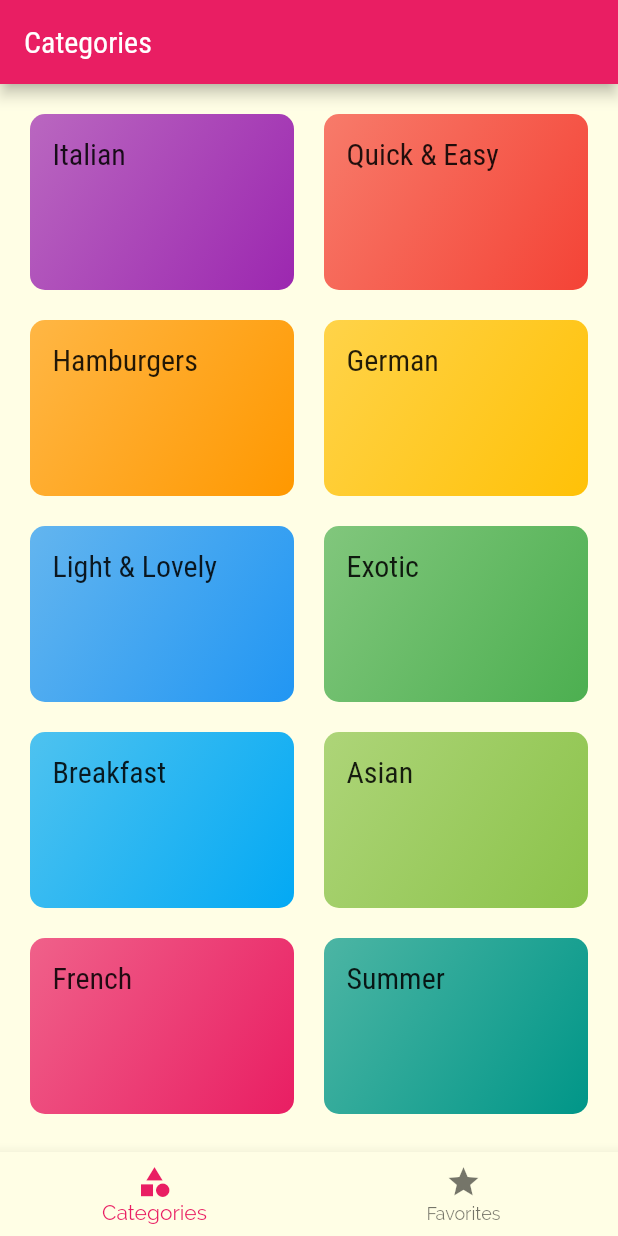
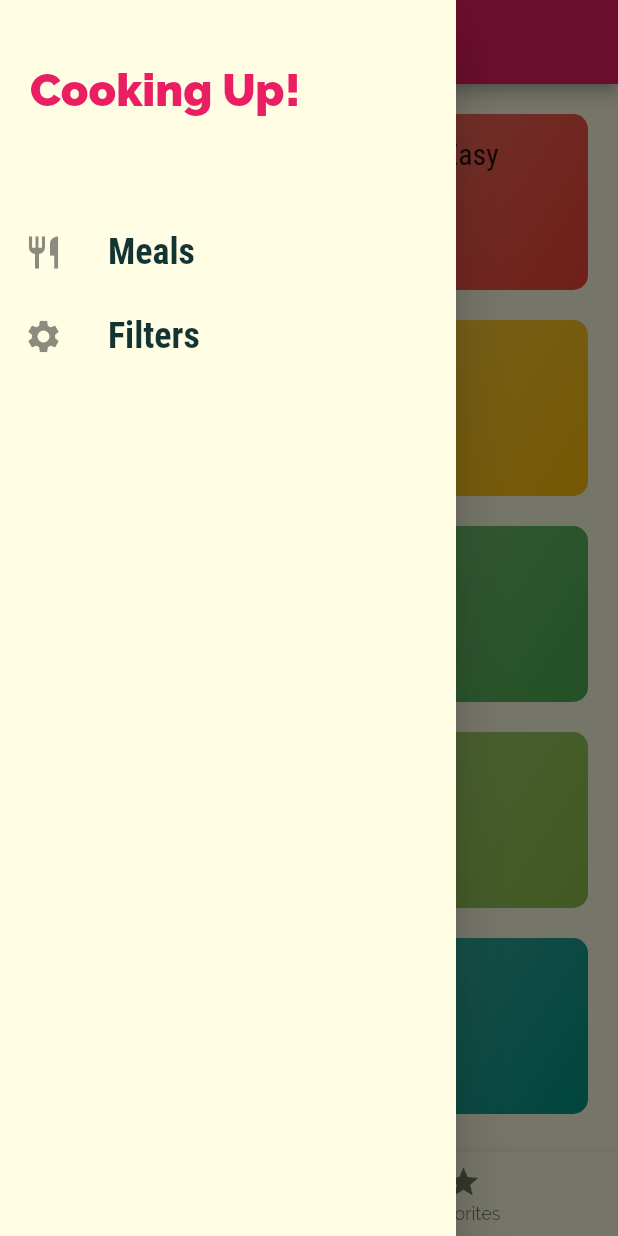
Before and after one commit to yusuf-delvi/deli_meals, a Flutter app: the screen it shows after launch, with the side drawer open (before the commit the screen has no drawer), on a phone screen of 412 x 824 dp. Run offline on Flutter 3.47's test engine with Material 2 defaults, Android fonts, the phone set to English and light mode, and no system bars.

Commit message:
add hamburger side bar

```diff
--- a/lib/pages/tabs_page.dart
+++ b/lib/pages/tabs_page.dart
@@ -2,6 +2,7 @@ import 'package:flutter/material.dart';
 
 import './categories_page.dart';
 import './favorites_page.dart';
+import '../widgets/main_drawer.dart';
 
 class TabsPage extends StatefulWidget {
   const TabsPage({super.key});
@@ -30,6 +31,7 @@ class _TabsPageState extends State<TabsPage> {
       appBar: AppBar(
         title: Text(_pages[_selectedPageIdx]['title']),
       ),
+      drawer: const MainDrawer(),
       body: _pages[_selectedPageIdx]['page'],
       bottomNavigationBar: BottomNavigationBar(
         onTap: _selectPage,
--- /dev/null
+++ b/lib/widgets/main_drawer.dart
@@ -0,0 +1,51 @@
+import 'package:flutter/material.dart';
+
+class MainDrawer extends StatelessWidget {
+  const MainDrawer({super.key});
+
+  Widget LinkRow(String text, IconData icon) {
+    return ListTile(
+      leading: Icon(
+        icon,
+        size: 26,
+      ),
+      title: Text(
+        text,
+        style: const TextStyle(
+          fontFamily: 'RobotoCondensed',
+          fontSize: 24,
+          fontWeight: FontWeight.bold,
+        ),
+      ),
+      onTap: () {},
+    );
+  }
+
+  @override
+  Widget build(BuildContext context) {
+    return Drawer(
+      child: Column(
+        children: [
+          Container(
+            height: 120,
+            width: double.infinity,
+            padding: const EdgeInsets.all(20),
+            alignment: Alignment.centerLeft,
+            color: Theme.of(context).canvasColor,
+            child: Text(
+              'Cooking Up!',
+              style: TextStyle(
+                fontWeight: FontWeight.w900,
+                fontSize: 30,
+                color: Theme.of(context).colorScheme.primary,
+              ),
+            ),
+          ),
+          const SizedBox(height: 20),
+          LinkRow('Meals', Icons.restaurant),
+          LinkRow('Filters', Icons.settings),
+        ],
+      ),
+    );
+  }
+}
```
